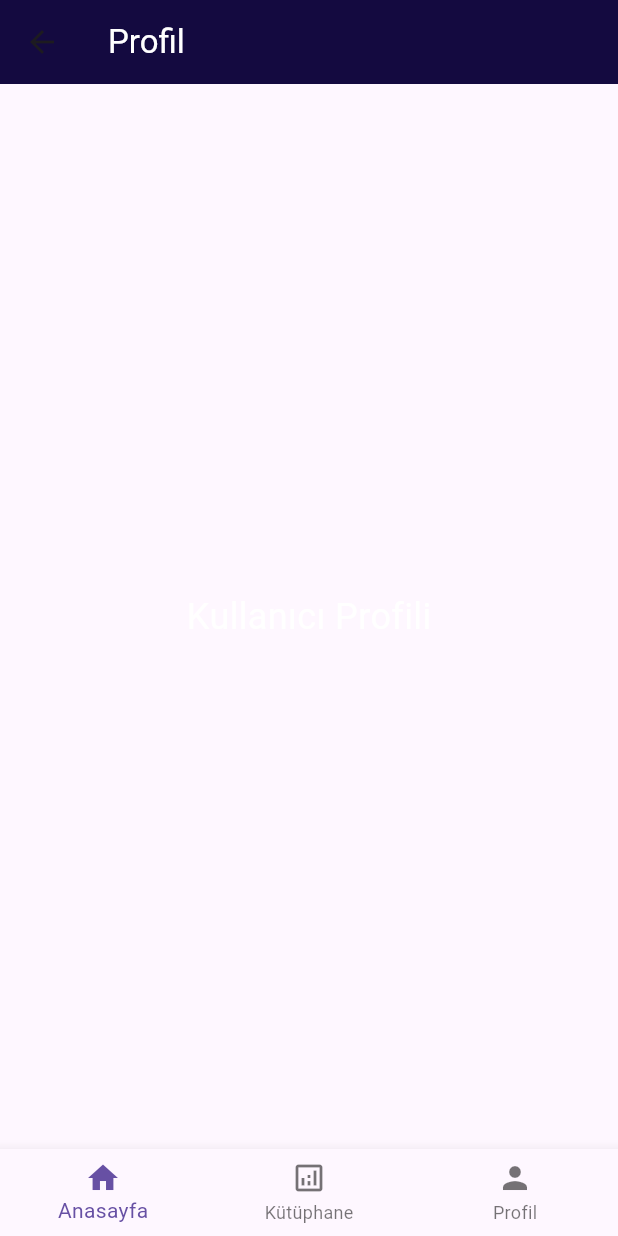
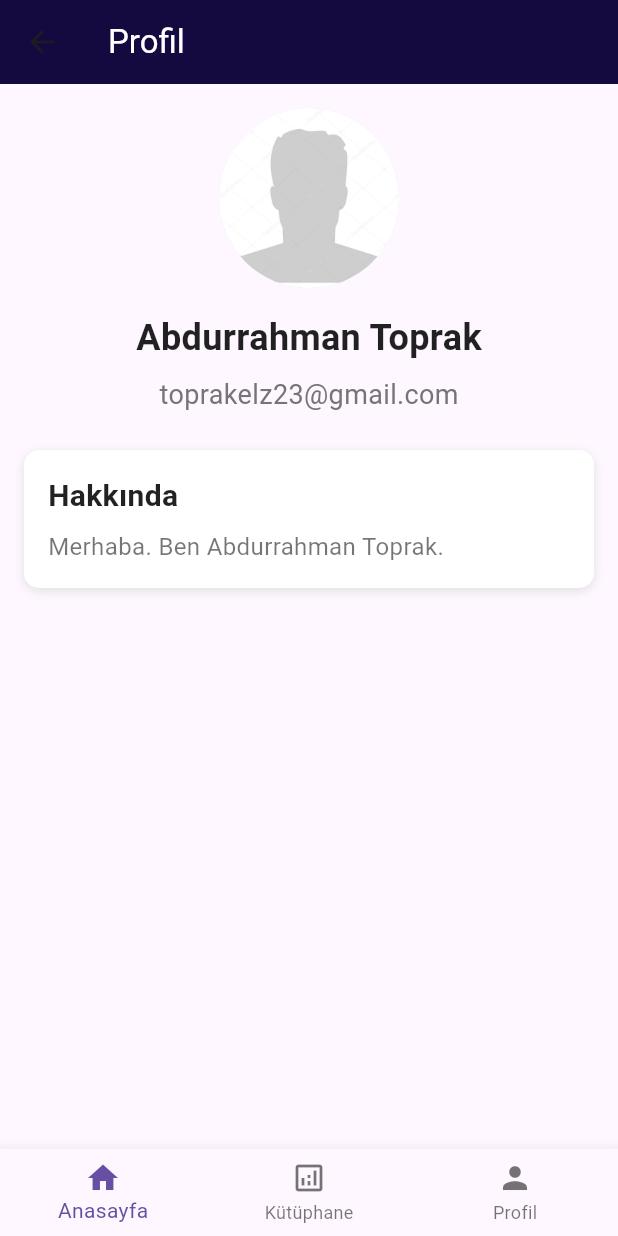
Before and after one commit to AbdurrahmanToprak/Podcast-Flutter, a Flutter app: the ProfilePage screen opened directly, on a phone screen of 412 x 824 dp. Run offline on Flutter 3.47's test engine with Material 3 defaults, Android fonts, the phone set to English and light mode, and no system bars; our stand-ins replace smooth_page_indicator.

Commit message:
profile page updated

```diff
--- a/lib/main.dart
+++ b/lib/main.dart
@@ -496,10 +496,72 @@ class ProfilePage extends StatelessWidget {
           style: TextStyle(color: Colors.white),
         ),
       ),
-      body: Center(
-        child: Text(
-          'Kullanıcı Profili',
-          style: TextStyle(fontSize: 24, color: Colors.white),
+      body: Padding(
+        padding: const EdgeInsets.all(16.0),
+        child: Column(
+          crossAxisAlignment: CrossAxisAlignment.center,
+          children: [
+            CircleAvatar(
+              radius: 60,
+              backgroundImage: AssetImage('assets/images/profile.jpg'),
+            ),
+            SizedBox(height: 16),
+            Text(
+              'Abdurrahman Toprak',
+              style: TextStyle(
+                fontSize: 24,
+                fontWeight: FontWeight.bold,
+                color: Colors.black87,
+              ),
+            ),
+            SizedBox(height: 8),
+            Text(
+              'toprakelz23@gmail.com',
+              style: TextStyle(
+                fontSize: 18,
+                color: Colors.grey[600],
+              ),
+            ),
+            SizedBox(height: 24),
+            Container(
+              padding: EdgeInsets.all(16),
+              decoration: BoxDecoration(
+                color: Colors.white,
+                borderRadius: BorderRadius.circular(10),
+                boxShadow: [
+                  BoxShadow(
+                    color: Colors.grey.shade300,
+                    blurRadius: 5,
+                    offset: Offset(0, 2),
+                  ),
+                ],
+              ),
+              child: Column(
+                crossAxisAlignment: CrossAxisAlignment.start,
+                children: [
+                  Text(
+                    'Hakkında',
+                    style: TextStyle(
+                      fontSize: 20,
+                      fontWeight: FontWeight.bold,
+                      color: Colors.black87,
+                    ),
+                  ),
+                  SizedBox(
+                    height: 8,
+                    width: double.infinity,
+                  ),
+                  Text(
+                    'Merhaba. Ben Abdurrahman Toprak. ',
+                    style: TextStyle(
+                      fontSize: 16,
+                      color: Colors.black54,
+                    ),
+                  ),
+                ],
+              ),
+            ),
+          ],
         ),
       ),
       bottomNavigationBar: BottomNavigationBar(
```
Also changed, not shown: assets/images/profile.jpg (added).
